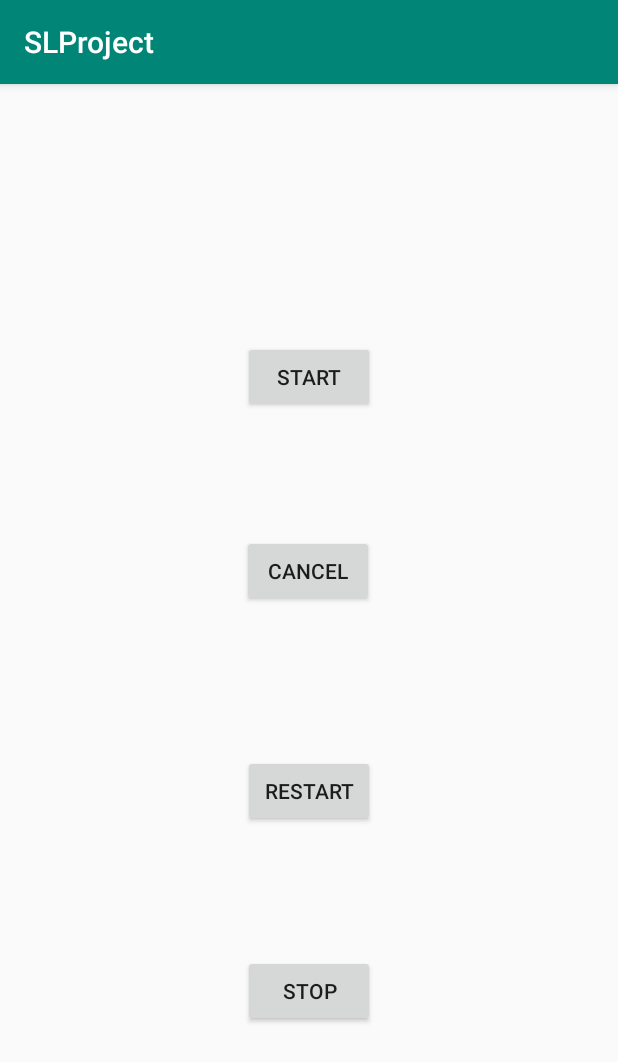
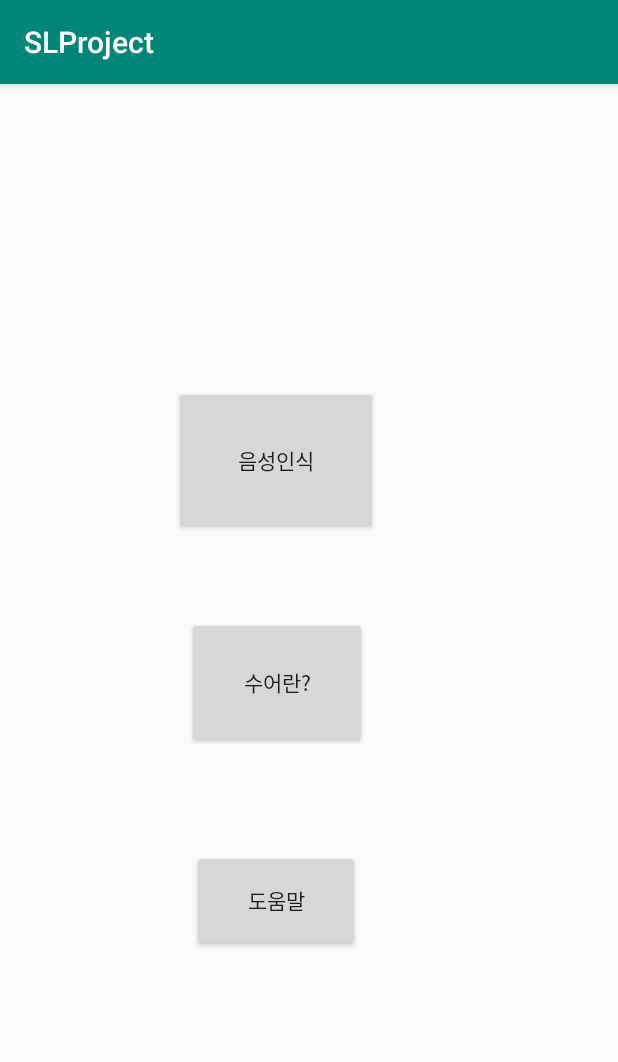
Before and after one commit to KoMinjae/SLProject, an Android app: the screen it shows after launch (MainActivity), on a phone screen of 412 x 824 dp. Shown: the top 1062 px of the screen. Run offline under Robolectric (Android 15) with nearby library versions, the phone set to English and light mode, and no system bars.

Commit message:
화면 분할

```diff
--- a/app/src/main/AndroidManifest.xml
+++ b/app/src/main/AndroidManifest.xml
@@ -1,6 +1,7 @@
 <?xml version="1.0" encoding="utf-8"?>
 <manifest xmlns:android="http://schemas.android.com/apk/res/android"
     package="com.example.slproject">
+
     <uses-permission android:name="android.permission.INTERNET" />
     <uses-permission android:name="android.permission.RECORD_AUDIO" />
     <uses-permission android:name="android.permission.WRITE_EXTERNAL_STORAGE" />
@@ -13,6 +14,10 @@
         android:roundIcon="@mipmap/ic_launcher_round"
         android:supportsRtl="true"
         android:theme="@style/AppTheme">
+        <activity android:name=".SLActivity"></activity>
+        <activity android:name=".HelpActivity" />
+        <activity android:name=".VideoActivity" />
+        <activity android:name=".STTactivity" />
         <activity android:name=".MainActivity">
             <intent-filter>
                 <action android:name="android.intent.action.MAIN" />
@@ -20,6 +25,7 @@
                 <category android:name="android.intent.category.LAUNCHER" />
             </intent-filter>
         </activity>
+
         <meta-data
             android:name="com.kakao.sdk.AppKey"
             android:value="7f580446d2fca90d2c3898b3d8b930e5" />
--- a/app/src/main/java/com/example/slproject/MainActivity.java
+++ b/app/src/main/java/com/example/slproject/MainActivity.java
@@ -1,149 +1,88 @@
 package com.example.slproject;
 
-import android.app.Activity;
-import android.app.AlertDialog;
-import android.content.DialogInterface;
+import android.content.Intent;
 import android.os.Bundle;
-import android.util.Log;
 import android.view.View;
+import android.widget.Button;
 
 import androidx.appcompat.app.AppCompatActivity;
 
-import com.kakao.sdk.newtoneapi.SpeechRecognizeListener;
-import com.kakao.sdk.newtoneapi.SpeechRecognizerClient;
-import com.kakao.sdk.newtoneapi.SpeechRecognizerManager;
-import com.kakao.sdk.newtoneapi.impl.util.PermissionUtils;
-
-import java.util.ArrayList;
-import java.util.List;
-
-import kr.co.shineware.nlp.komoran.model.Token;
-
-public class MainActivity extends AppCompatActivity implements  View.OnClickListener, SpeechRecognizeListener{
-    private SpeechRecognizerClient client;
+public class MainActivity extends AppCompatActivity{
+    Button speechbutton;
+    Button slbutton;
+    Button helpbutton;
     @Override
     protected void onCreate(Bundle savedInstanceState) {
         super.onCreate(savedInstanceState);
         setContentView(R.layout.activity_main);
-        SpeechRecognizerManager.getInstance().initializeLibrary(this);
-        findViewById(R.id.speechbutton).setOnClickListener(this);
-        findViewById(R.id.cancelbutton).setOnClickListener(this);
-        findViewById(R.id.restartbutton).setOnClickListener(this);
-        findViewById(R.id.stopbutton).setOnClickListener(this);
-    }
-    @Override
-    public void onDestroy() {
-        super.onDestroy();
+        speechbutton = (Button)findViewById(R.id.speechbutton);
+        slbutton = (Button)findViewById(R.id.slbutton);
+        helpbutton = (Button)findViewById(R.id.helpbutton);
 
-        // API를 더이상 사용하지 않을 때 finalizeLibrary()를 호출한다.
-        SpeechRecognizerManager.getInstance().finalizeLibrary();
-    }
-    private void setButtonsStatus(boolean enabled) {
-        findViewById(R.id.speechbutton).setEnabled(enabled);
-        findViewById(R.id.cancelbutton).setEnabled(!enabled);
-        findViewById(R.id.restartbutton).setEnabled(!enabled);
-        findViewById(R.id.stopbutton).setEnabled(!enabled);
-    }
-    @Override
-    public void onClick(View v) {
-        int id = v.getId();
-        if(id == R.id.speechbutton){
-            if(PermissionUtils.checkAudioRecordPermission(this)) {
-                SpeechRecognizerClient.Builder builder = new SpeechRecognizerClient.Builder().setServiceType(SpeechRecognizerClient.SERVICE_TYPE_DICTATION);
-                client = builder.build();
-                client.setSpeechRecognizeListener(this);
-                client.startRecording(true);
-                System.out.println("녹음중");
+        /*
+        textview = (TextView)findViewById(R.id.textView);
+        GetXMLTask task = new GetXMLTask();
+        task.execute("http://175.125.91.94/oasis/service/rest/meta13/getCTE01701");
+        */
 
-                setButtonsStatus(false);
-            }
-        }
-        else if(id == R.id.cancelbutton){
-            if(client != null){
-                System.out.println("캔슬");
-                client.cancelRecording();
-            }
-            setButtonsStatus(true);
-        }
-        else if (id == R.id.restartbutton) {
-            if (client != null) {
-                System.out.println("재시작");
-                client.cancelRecording();
-                client.startRecording(true);
-            }
-        }
-        else if (id == R.id.stopbutton) {
-            if (client != null) {
-                System.out.println("스탑");
-                client.stopRecording();
-            }
-        }
-    }
-
-
-
-    @Override
-    public void onReady() {
-
-    }
-
-    @Override
-    public void onBeginningOfSpeech() {
-
-    }
-
-    @Override
-    public void onEndOfSpeech() {
-
-    }
-
-    @Override
-    public void onError(int errorCode, String errorMsg) {
-
-    }
-
-    @Override
-    public void onPartialResult(String partialResult) {
-
-    }
-
-    @Override
-    public void onResults(Bundle results) {
-        final StringBuilder builder = new StringBuilder();
-        Log.i("SpeechSampleActivity", "onResults");
-        ArrayList<String> texts = results.getStringArrayList(SpeechRecognizerClient.KEY_RECOGNITION_RESULTS);
-        List<Token> stemtext = stemmer.getStem(texts.get(0));
-        for(Token token : stemtext){
-            builder.append(token.getMorph());
-            builder.append(token.getPos());
-            builder.append("\n");
-        }
-        final Activity activity = this;
-        runOnUiThread(new Runnable() {
+        speechbutton.setOnClickListener(new View.OnClickListener() {
             @Override
-            public void run() {
-                if(activity.isFinishing()) return;
-
-                AlertDialog.Builder dialog = new AlertDialog.Builder(activity).setMessage(builder.toString()).setPositiveButton("확인", new DialogInterface.OnClickListener() {
-                    @Override
-                    public void onClick(DialogInterface dialog, int which) {
-                        dialog.dismiss();
-                    }
-                });
-                dialog.show();
-                setButtonsStatus(true);
+            public void onClick(View v) {
+                Intent intent = new Intent(MainActivity.this, STTactivity.class);
+                startActivity(intent);
             }
         });
-        client = null;
+
+        slbutton.setOnClickListener(new View.OnClickListener() {
+            @Override
+            public void onClick(View v) {
+                Intent intent = new Intent(MainActivity.this, SLActivity.class);
+                startActivity(intent);
+            }
+        });
+
+        helpbutton.setOnClickListener(new View.OnClickListener() {
+            @Override
+            public void onClick(View v) {
+                Intent intent = new Intent(MainActivity.this, HelpActivity.class);
+                startActivity(intent);
+            }
+        });
     }
+/*
+    private class GetXMLTask extends AsyncTask<String, Void, Document>{
+        @Override
+        protected Document doInBackground(String... urls) {
+            URL url;
+            try {
+                url = new URL(urls[0]);
+                DocumentBuilderFactory dbf = DocumentBuilderFactory.newInstance();
+                DocumentBuilder db = dbf.newDocumentBuilder();
+                doc = db.parse(new InputSource(url.openStream()));
+                doc.getDocumentElement().normalize();
 
-    @Override
-    public void onAudioLevel(float audioLevel) {
+            }catch (Exception e){
+                Toast.makeText(getBaseContext(),"Error",Toast.LENGTH_SHORT).show();
+            }
+            return doc;
+        } @Override
+        protected void onPostExecute(Document doc) {
+            String s = "";
+            NodeList nodeList = doc.getElementsByTagName("item");
+            for(int i=0; i< nodeList.getLength(); i++){
+                s += ""+ i + "정보 : ";
+                Node node = nodeList.item(i);
+                Element fstElmnt = (Element)node;
+                NodeList nameList = fstElmnt.getElementsByTagName("subDescription");
+                Element nameElement = (Element)nameList.item(0);
+                nameList = nameElement.getChildNodes();
+                s +="주소 = " + ((Node)nameList.item(0)).getNodeValue() + ", ";
+                NodeList websiteList = fstElmnt.getElementsByTagName("title");
+                s +="명칭 = " + websiteList.item(0).getChildNodes().item(0).getNodeValue()+"\n";
+            }
+            textview.setText(s);
+            super.onPostExecute(doc);
+        }
 
-    }
-
-    @Override
-    public void onFinished() {
-
-    }
+    }*/
 }
--- a/app/src/main/res/layout/activity_main.xml
+++ b/app/src/main/res/layout/activity_main.xml
@@ -1,5 +1,5 @@
 <?xml version="1.0" encoding="utf-8"?>
-<androidx.constraintlayout.widget.ConstraintLayout xmlns:android="http://schemas.android.com/apk/res/android"
+<RelativeLayout xmlns:android="http://schemas.android.com/apk/res/android"
     xmlns:app="http://schemas.android.com/apk/res-auto"
     xmlns:tools="http://schemas.android.com/tools"
     android:layout_width="match_parent"
@@ -8,49 +8,44 @@
 
     <Button
         android:id="@+id/speechbutton"
-        android:layout_width="wrap_content"
-        android:layout_height="wrap_content"
-        android:text="START"
+        android:layout_width="136dp"
+        android:layout_height="99dp"
+        android:layout_alignParentEnd="true"
+        android:layout_alignParentRight="true"
+        android:layout_alignParentBottom="true"
+        android:layout_marginEnd="160dp"
+        android:layout_marginRight="160dp"
+        android:layout_marginBottom="467dp"
+        android:text="음성인식"
         app:layout_constraintBottom_toBottomOf="parent"
         app:layout_constraintEnd_toEndOf="parent"
-        app:layout_constraintHorizontal_bias="0.501"
+        app:layout_constraintHorizontal_bias="0.489"
         app:layout_constraintStart_toStartOf="parent"
         app:layout_constraintTop_toTopOf="parent"
-        app:layout_constraintVertical_bias="0.238" />
+        app:layout_constraintVertical_bias="0.592" />
 
     <Button
-        android:id="@+id/cancelbutton"
-        android:layout_width="wrap_content"
-        android:layout_height="wrap_content"
-        android:text="CANCEL"
-        app:layout_constraintBottom_toBottomOf="parent"
-        app:layout_constraintEnd_toEndOf="parent"
-        app:layout_constraintHorizontal_bias="0.498"
-        app:layout_constraintStart_toStartOf="parent"
-        app:layout_constraintTop_toBottomOf="@+id/speechbutton"
-        app:layout_constraintVertical_bias="0.163" />
+        android:id="@+id/slbutton"
+        android:layout_width="120dp"
+        android:layout_height="87dp"
+        android:layout_alignParentEnd="true"
+        android:layout_alignParentRight="true"
+        android:layout_alignParentBottom="true"
+        android:layout_marginEnd="167dp"
+        android:layout_marginRight="167dp"
+        android:layout_marginBottom="325dp"
+        android:text="수어란?" />
 
     <Button
-        android:id="@+id/restartbutton"
-        android:layout_width="wrap_content"
-        android:layout_height="wrap_content"
-        android:text="RESTART"
-        app:layout_constraintBottom_toBottomOf="parent"
-        app:layout_constraintEnd_toEndOf="parent"
-        app:layout_constraintHorizontal_bias="0.501"
-        app:layout_constraintStart_toStartOf="parent"
-        app:layout_constraintTop_toBottomOf="@+id/cancelbutton"
-        app:layout_constraintVertical_bias="0.266" />
+        android:id="@+id/helpbutton"
+        android:layout_width="112dp"
+        android:layout_height="67dp"
+        android:layout_alignParentEnd="true"
+        android:layout_alignParentRight="true"
+        android:layout_alignParentBottom="true"
+        android:layout_marginEnd="172dp"
+        android:layout_marginRight="172dp"
+        android:layout_marginBottom="190dp"
+        android:text="도움말" />
 
-    <Button
-        android:id="@+id/stopbutton"
-        android:layout_width="wrap_content"
-        android:layout_height="wrap_content"
-        android:text="STOP"
-        app:layout_constraintBottom_toBottomOf="parent"
-        app:layout_constraintEnd_toEndOf="parent"
-        app:layout_constraintHorizontal_bias="0.501"
-        app:layout_constraintStart_toStartOf="parent"
-        app:layout_constraintTop_toBottomOf="@+id/restartbutton"
-        app:layout_constraintVertical_bias="0.381" />
-</androidx.constraintlayout.widget.ConstraintLayout>
+</RelativeLayout>
--- a/build.gradle
+++ b/build.gradle
@@ -1,5 +1,3 @@
-// Top-level build file where you can add configuration options common to all sub-projects/modules.
-
 buildscript {
     repositories {
         google()
```
Also changed, not shown: app/src/main/java/com/example/slproject/HelpActivity.java (added, +14 -0 lines), app/src/main/java/com/example/slproject/SLActivity.java (added, +14 -0 lines), app/src/main/java/com/example/slproject/STTactivity.java (added, +140 -0 lines), app/src/main/java/com/example/slproject/VideoActivity.java (added, +24 -0 lines), app/src/main/res/layout/activity_help.xml (added, +18 -0 lines), app/src/main/res/layout/activity_sl.xml (added, +18 -0 lines), app/src/main/res/layout/activity_sttactivity.xml (added, +40 -0 lines), app/src/main/res/layout/activity_video.xml (added, +19 -0 lines), gradle.properties (line endings or trailing spaces).
